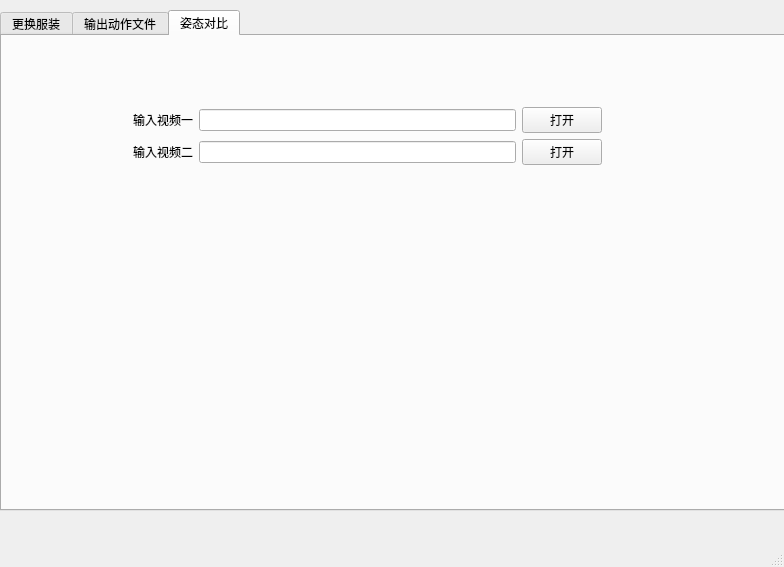
Above: 3DPoseEstimation-QT/mainwindow.ui from KIE9542c/3D-Motion-Tracking-and-Output before the change. Below: the same form after it.
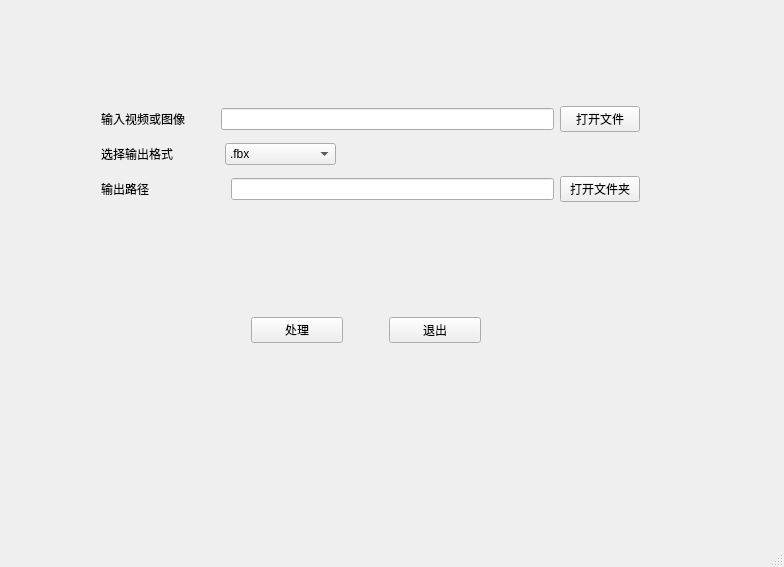
That is the form after the change.

```diff
--- a/3DPoseEstimation-QT/mainwindow.ui
+++ b/3DPoseEstimation-QT/mainwindow.ui
@@ -20,35 +20,53 @@
    <string notr="true"/>
   </property>
   <widget class="QWidget" name="centralWidget">
-   <widget class="QTabWidget" name="tabWidget">
-    <property name="enabled">
-     <bool>true</bool>
-    </property>
+   <widget class="QWidget" name="horizontalLayoutWidget_4">
     <property name="geometry">
      <rect>
-      <x>0</x>
-      <y>10</y>
-      <width>791</width>
-      <height>501</height>
+      <x>240</x>
+      <y>290</y>
+      <width>252</width>
+      <height>80</height>
      </rect>
     </property>
-    <property name="currentIndex">
-     <number>2</number>
-    </property>
-    <widget class="QWidget" name="tab_3">
-     <attribute name="title">
-      <string>更换服装</string>
-     </attribute>
-    </widget>
-    <widget class="QWidget" name="tab">
-     <attribute name="title">
-      <string>输出动作文件</string>
-     </attribute>
+    <layout class="QHBoxLayout" name="horizontalLayout_5">
+     <item>
+      <widget class="QPushButton" name="pushButton">
+       <property name="text">
+        <string>处理</string>
+       </property>
+      </widget>
+     </item>
+     <item>
+      <spacer name="horizontalSpacer_2">
+       <property name="orientation">
+        <enum>Qt::Horizontal</enum>
+       </property>
+       <property name="sizeType">
+        <enum>QSizePolicy::Fixed</enum>
+       </property>
+       <property name="sizeHint" stdset="0">
+        <size>
+         <width>40</width>
+         <height>20</height>
+        </size>
+       </property>
+      </spacer>
+     </item>
+     <item>
+      <widget class="QPushButton" name="pushButton_2">
+       <property name="text">
+        <string>退出</string>
+       </property>
+      </widget>
+     </item>
+    </layout>
+   </widget>
      <widget class="QWidget" name="verticalLayoutWidget">
       <property name="geometry">
        <rect>
-        <x>100</x>
-        <y>80</y>
+      <x>90</x>
+      <y>90</y>
         <width>561</width>
         <height>131</height>
        </rect>
@@ -59,7 +77,7 @@
          <item>
           <widget class="QLabel" name="label">
            <property name="text">
-            <string>输入视频</string>
+          <string>输入视频或图像</string>
            </property>
           </widget>
          </item>
@@ -73,7 +91,7 @@
            </property>
            <property name="sizeHint" stdset="0">
             <size>
-             <width>70</width>
+           <width>30</width>
              <height>20</height>
             </size>
            </property>
@@ -175,7 +193,7 @@
            </property>
            <property name="sizeHint" stdset="0">
             <size>
-             <width>70</width>
+           <width>75</width>
              <height>20</height>
             </size>
            </property>
@@ -194,109 +212,6 @@
         </layout>
        </item>
       </layout>
-     </widget>
-     <widget class="QWidget" name="horizontalLayoutWidget_4">
-      <property name="geometry">
-       <rect>
-        <x>250</x>
-        <y>370</y>
-        <width>252</width>
-        <height>80</height>
-       </rect>
-      </property>
-      <layout class="QHBoxLayout" name="horizontalLayout_5">
-       <item>
-        <widget class="QPushButton" name="pushButton">
-         <property name="text">
-          <string>处理</string>
-         </property>
-        </widget>
-       </item>
-       <item>
-        <spacer name="horizontalSpacer_2">
-         <property name="orientation">
-          <enum>Qt::Horizontal</enum>
-         </property>
-         <property name="sizeType">
-          <enum>QSizePolicy::Fixed</enum>
-         </property>
-         <property name="sizeHint" stdset="0">
-          <size>
-           <width>40</width>
-           <height>20</height>
-          </size>
-         </property>
-        </spacer>
-       </item>
-       <item>
-        <widget class="QPushButton" name="pushButton_2">
-         <property name="text">
-          <string>退出</string>
-         </property>
-        </widget>
-       </item>
-      </layout>
-     </widget>
-    </widget>
-    <widget class="QWidget" name="tab_2">
-     <attribute name="title">
-      <string>姿态对比</string>
-     </attribute>
-     <widget class="QWidget" name="verticalLayoutWidget_2">
-      <property name="geometry">
-       <rect>
-        <x>120</x>
-        <y>60</y>
-        <width>491</width>
-        <height>80</height>
-       </rect>
-      </property>
-      <layout class="QVBoxLayout" name="verticalLayout_3">
-       <item>
-        <layout class="QHBoxLayout" name="horizontalLayout">
-         <item>
-          <widget class="QLabel" name="label_4">
-           <property name="text">
-            <string>输入视频一</string>
-           </property>
-          </widget>
-         </item>
-         <item>
-          <widget class="QLineEdit" name="lineEdit_2"/>
-         </item>
-         <item>
-          <widget class="QPushButton" name="pushButton_5">
-           <property name="text">
-            <string>打开</string>
-           </property>
-          </widget>
-         </item>
-        </layout>
-       </item>
-       <item>
-        <layout class="QHBoxLayout" name="horizontalLayout_2">
-         <item>
-          <widget class="QLabel" name="label_5">
-           <property name="text">
-            <string>输入视频二</string>
-           </property>
-          </widget>
-         </item>
-         <item>
-          <widget class="QLineEdit" name="lineEdit_4"/>
-         </item>
-         <item>
-          <widget class="QPushButton" name="pushButton_6">
-           <property name="text">
-            <string>打开</string>
-           </property>
-          </widget>
-         </item>
-        </layout>
-       </item>
-      </layout>
-     </widget>
-    </widget>
    </widget>
   </widget>
   <widget class="QStatusBar" name="statusBar"/>
```
Lines whose indentation alone changed are shown as unchanged.
